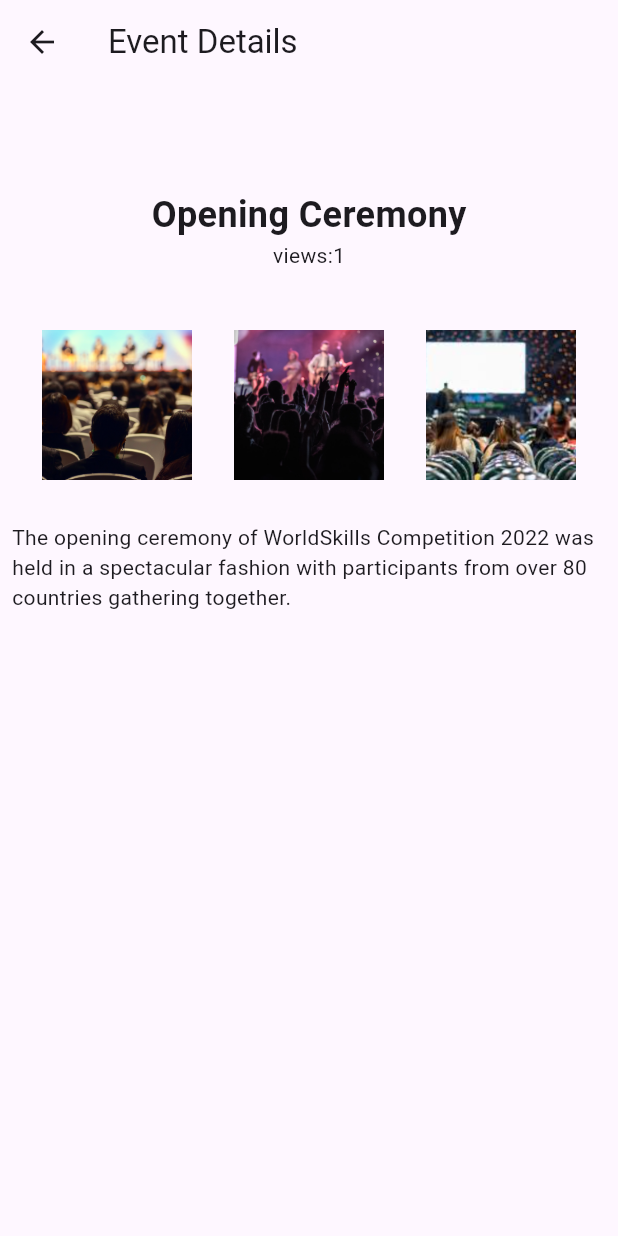
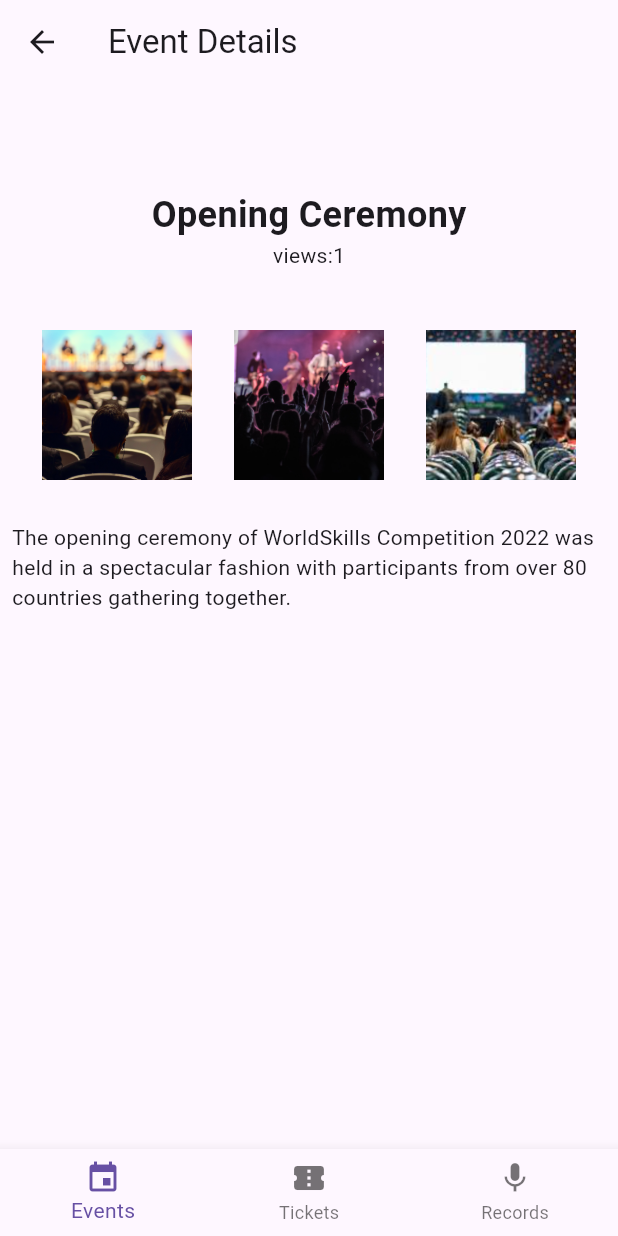
Before and after one commit to hassan-SS-cs/x_events, a Flutter app: the screen it shows after launch, after a tap on "Read", after a tap on "All", after a tap on "Opening Ceremony", on a phone screen of 412 x 824 dp. Run offline on Flutter 3.47's test engine with Material 3 defaults, Android fonts, the phone set to English and light mode, and no system bars; our stand-ins replace shared_preferences.

Commit message:
Refactor EventDetailsPage and EventsListPage to improve event selection handling and navigation; add ticket_model.dart file.

```diff
--- a/lib/pages/event_details_page.dart
+++ b/lib/pages/event_details_page.dart
@@ -4,8 +4,12 @@ import 'package:shared_preferences/shared_preferences.dart';
 
 class EventDetailsPage extends StatefulWidget {
   final EventModel event;
-  const EventDetailsPage({super.key, required this.event});
-
+  final VoidCallback onBack;
+  const EventDetailsPage({
+    super.key,
+    required this.event,
+    required this.onBack,
+  });
   @override
   State<EventDetailsPage> createState() => _EventDetailsPageState();
 }
@@ -30,7 +34,13 @@ class _EventDetailsPageState extends State<EventDetailsPage> {
   @override
   Widget build(BuildContext context) {
     return Scaffold(
-      appBar: AppBar(title: Text('Event Details')),
+      appBar: AppBar(
+        title: const Text('Event Details'),
+        leading: IconButton(
+          icon: const Icon(Icons.arrow_back),
+          onPressed: widget.onBack,
+        ),
+      ),
       body: SingleChildScrollView(
         child: Column(
           children: [
--- a/lib/pages/events_list_page.dart
+++ b/lib/pages/events_list_page.dart
@@ -3,10 +3,10 @@ import 'package:flutter/material.dart';
 import 'package:flutter/services.dart';
 import 'package:shared_preferences/shared_preferences.dart';
 import 'package:x_events/models/event_model.dart';
-import 'package:x_events/pages/event_details_page.dart';
 
 class EventsListPage extends StatefulWidget {
-  const EventsListPage({super.key});
+  final Function(EventModel) onEventSelected;
+  const EventsListPage({super.key, required this.onEventSelected});
 
   @override
   State<EventsListPage> createState() => _EventsListPageState();
@@ -99,13 +99,7 @@ class _EventsListPageState extends State<EventsListPage> {
                   ),
                   onTap: () async {
                     await _markAsRead(event);
-                    if (!mounted) return;
-                    Navigator.push(
-                      context,
-                      MaterialPageRoute(
-                        builder: (_) => EventDetailsPage(event: event),
-                      ),
-                    );
+                    widget.onEventSelected(event);
                   },
                 );
               },
--- a/lib/widgets/app_navigation.dart
+++ b/lib/widgets/app_navigation.dart
@@ -1,53 +1,59 @@
 import 'package:flutter/material.dart';
+import 'package:x_events/models/event_model.dart';
+import 'package:x_events/pages/event_details_page.dart';
 import 'package:x_events/pages/events_list_page.dart';
 import 'package:x_events/pages/records_page.dart';
 import 'package:x_events/pages/tickets_list_page.dart';
 
-
-class AppNavigation  extends StatefulWidget {
-  const AppNavigation ({super.key});
-
+class AppNavigation extends StatefulWidget {
+  const AppNavigation({super.key});
 
   @override
-  State<AppNavigation > createState() => _MainPageState();
+  State<AppNavigation> createState() => _AppNavigationState();
 }
 
-
-class _MainPageState extends State<AppNavigation > {
+class _AppNavigationState extends State<AppNavigation> {
   int _selectedIndex = 0;
-
-
-  final List<Widget> _screens = const [
-    EventsListPage(),
-    TicketsListPage(),
-    RecordsPage(),
-  ];
-
+  EventModel? _selectedEvent;
 
   @override
   Widget build(BuildContext context) {
+    Widget currentPage;
+
+    if (_selectedIndex == 0 && _selectedEvent != null) {
+      currentPage = EventDetailsPage(
+        event: _selectedEvent!,
+        onBack: () => setState(() => _selectedEvent = null),
+      );
+    } else if (_selectedIndex == 0) {
+      currentPage = EventsListPage(
+        onEventSelected: (event) {
+          setState(() => _selectedEvent = event);
+        },
+      );
+    } else if (_selectedIndex == 1) {
+      currentPage = const TicketsListPage();
+    } else {
+      currentPage = const RecordsPage();
+    }
+
     return Scaffold(
-      body: _screens[_selectedIndex],
+      body: currentPage,
       bottomNavigationBar: BottomNavigationBar(
         currentIndex: _selectedIndex,
-        onTap: (int index) {
+        onTap: (index) {
           setState(() {
             _selectedIndex = index;
+            _selectedEvent = null;
           });
         },
         items: const [
-          BottomNavigationBarItem(
-            icon: Icon(Icons.event),
-            label: 'Events',
-          ),
+          BottomNavigationBarItem(icon: Icon(Icons.event), label: 'Events'),
           BottomNavigationBarItem(
             icon: Icon(Icons.confirmation_number),
             label: 'Tickets',
           ),
-          BottomNavigationBarItem(
-            icon: Icon(Icons.mic),
-            label: 'Records',
-          ),
+          BottomNavigationBarItem(icon: Icon(Icons.mic), label: 'Records'),
         ],
       ),
     );
```
Also changed, not shown: lib/models/ticket_model.dart (added).
